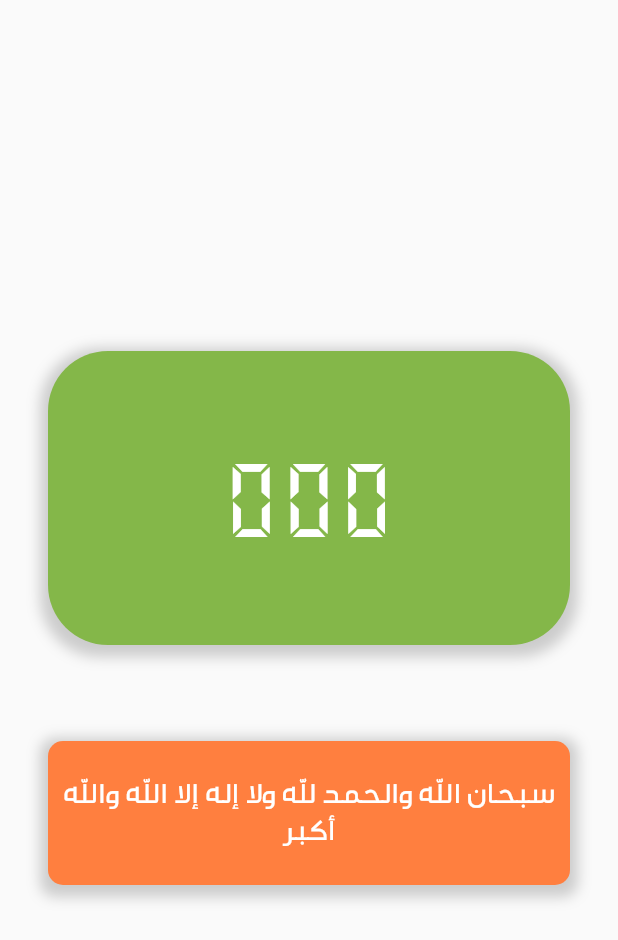
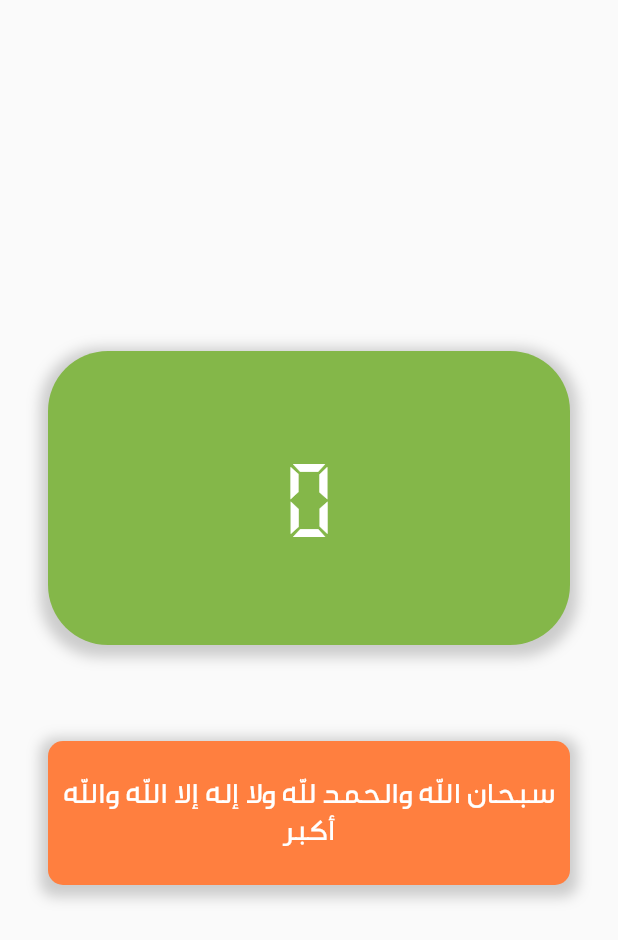
Before and after one commit to R-i-a-d-h/Adkari, a Flutter app: the PraisePage screen opened directly, on a phone screen of 412 x 824 dp. Shown: the top 940 px of the screen. Run offline on Flutter 3.47's test engine with Material 2 defaults, Android fonts, the phone set to English and light mode, and no system bars.

Commit message:
feat: add a counter class
add counter class and use it in Praise Page with a GestureDetector.

```diff
--- /dev/null
+++ b/lib/counter.dart
@@ -0,0 +1,18 @@
+class Counter{
+ late  int _iCounter;
+
+ Counter({required int counter}){
+   this._iCounter = counter;
+
+ }
+ int getCounter(){
+   return _iCounter;
+ }
+
+ void resetCounter(){
+   _iCounter =0;
+ }
+  void increment(){
+   _iCounter++;
+  }
+}
--- a/lib/praise_page.dart
+++ b/lib/praise_page.dart
@@ -1,4 +1,5 @@
 import 'package:adkari/constants.dart';
+import 'package:adkari/counter.dart';
 import 'package:flutter/material.dart';
 
 class PraisePage extends StatefulWidget {
@@ -9,6 +10,7 @@ class PraisePage extends StatefulWidget {
 }
 
 class _PraisePageState extends State<PraisePage> {
+  Counter counter = Counter(counter: 0);
   @override
   Widget build(BuildContext context) {
     return Scaffold(
@@ -22,7 +24,7 @@ class _PraisePageState extends State<PraisePage> {
               height: 196,
               child: Center(
                   child: Text(
-                '000',
+                counter.getCounter().toString(),
                 style: TextStyle(
                   fontFamily: 'Digital',
                   fontSize: 48,
@@ -45,7 +47,14 @@ class _PraisePageState extends State<PraisePage> {
             SizedBox(
               height: 64,
             ),
-            Container(
+            GestureDetector(
+              onTap: () => setState(() {
+                counter.increment();
+              }),
+              onLongPress: () => setState(() {
+                counter.resetCounter();
+              }),
+              child: Container(
                 margin: EdgeInsets.only(left: 32.0, right: 32.0),
                 width: double.infinity,
                 height: 96,
@@ -71,6 +80,7 @@ class _PraisePageState extends State<PraisePage> {
                       ),
                     ]),
               ),
+            ),
           ],
         ),
       ),
```
Also changed, not shown: lib/card_view.dart (+3 -10 lines), lib/home_page.dart (+20 -10 lines). Lines whose indentation alone changed are shown as unchanged.
